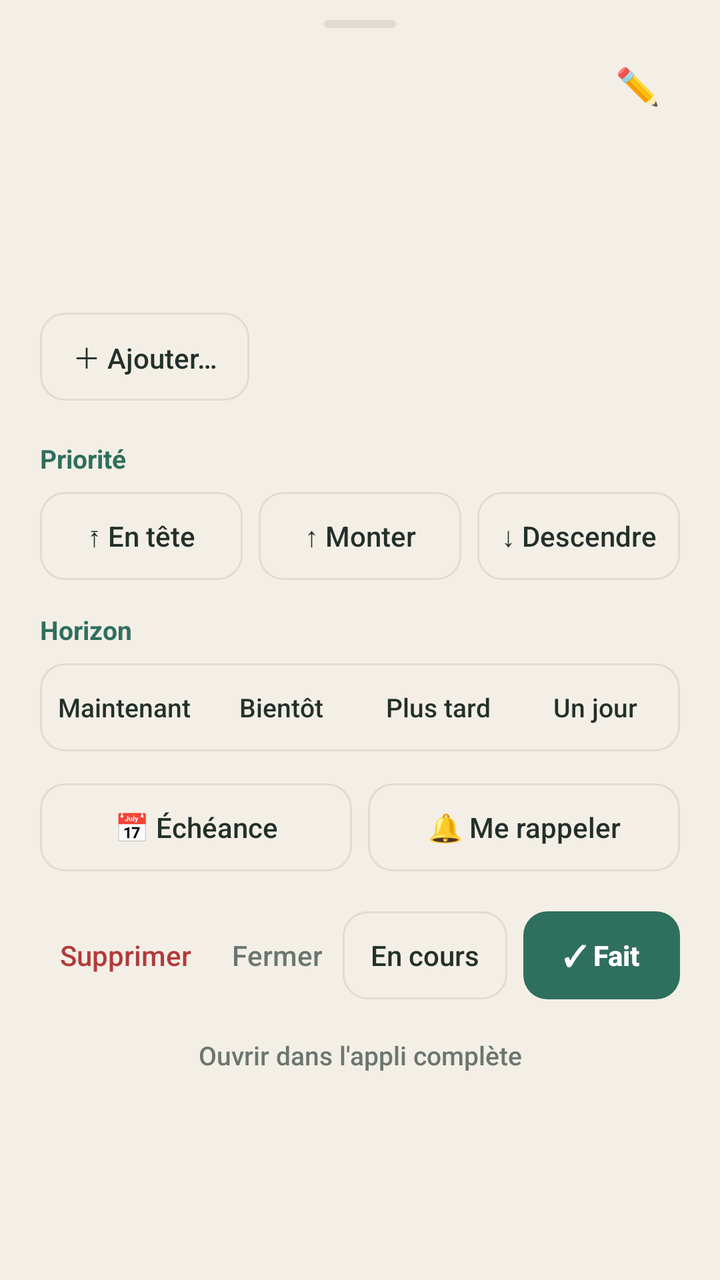
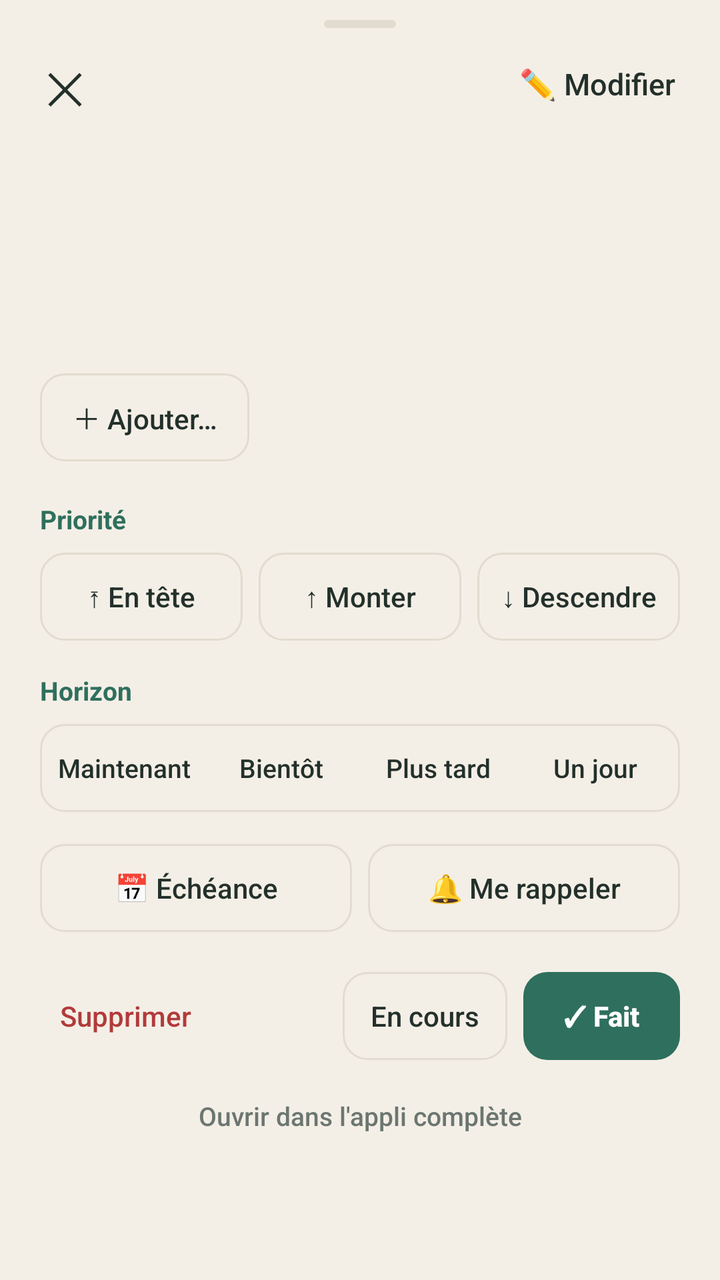

Before-and-after screenshots of an Android layout around one commit, followed by the original layout XML and the change that was made.
<!-- AndroidManifest.xml: application theme Theme.Taches -->
<!-- res/layout/ecran_detail.xml -->
<?xml version="1.0" encoding="utf-8"?>
<ScrollView xmlns:android="http://schemas.android.com/apk/res/android"
    android:layout_width="match_parent"
    android:layout_height="wrap_content">

    <LinearLayout
        android:layout_width="match_parent"
        android:layout_height="wrap_content"
        android:orientation="vertical"
        android:paddingStart="20dp"
        android:paddingTop="10dp"
        android:paddingEnd="20dp"
        android:paddingBottom="24dp">

        <View
            android:layout_width="36dp"
            android:layout_height="4dp"
            android:layout_gravity="center_horizontal"
            android:background="@drawable/fond_poignee" />

        <LinearLayout
            android:layout_width="match_parent"
            android:layout_height="wrap_content"
            android:layout_marginTop="14dp"
            android:gravity="top"
            android:orientation="horizontal">

            <TextView
                android:id="@+id/titre"
                android:layout_width="0dp"
                android:layout_height="wrap_content"
                android:layout_weight="1"
                android:textColor="@color/texte"
                android:textSize="20sp"
                android:textStyle="bold" />

            
            <Button
                android:id="@+id/btn_editer"
                style="@style/Bouton.Lien"
                android:layout_width="wrap_content"
                android:layout_height="wrap_content"
                android:layout_marginStart="4dp"
                android:layout_marginTop="-8dp"
                android:contentDescription="Modifier le titre et le texte"
                android:text="✏️"
                android:textSize="18sp" />
        </LinearLayout>

        <TextView
            android:id="@+id/meta"
            android:layout_width="match_parent"
            android:layout_height="wrap_content"
            android:layout_marginTop="4dp"
            android:textColor="@color/discret"
            android:textSize="13sp" />

        <TextView
            android:id="@+id/details"
            android:layout_width="match_parent"
            android:layout_height="wrap_content"
            android:layout_marginTop="12dp"
            android:textColor="@color/texte"
            android:textSize="15sp" />

        <TextView
            android:id="@+id/brut"
            android:layout_width="match_parent"
            android:layout_height="wrap_content"
            android:layout_marginTop="8dp"
            android:textColor="@color/discret"
            android:textSize="13sp"
            android:textStyle="italic" />

        
        <LinearLayout
            android:id="@+id/contenu"
            android:layout_width="match_parent"
            android:layout_height="wrap_content"
            android:orientation="vertical" />

        <Button
            android:id="@+id/btn_plus"
            style="@style/Bouton.Pilule"
            android:layout_width="wrap_content"
            android:layout_height="wrap_content"
            android:layout_marginTop="12dp"
            android:paddingStart="16dp"
            android:paddingEnd="16dp"
            android:text="＋ Ajouter…" />

        
        <LinearLayout
            android:id="@+id/bloc_priorite"
            android:layout_width="match_parent"
            android:layout_height="wrap_content"
            android:layout_marginTop="20dp"
            android:orientation="vertical">

            <LinearLayout
                android:layout_width="match_parent"
                android:layout_height="wrap_content"
                android:gravity="center_vertical"
                android:orientation="horizontal">

                <TextView
                    style="@style/Rubrique"
                    android:layout_width="wrap_content"
                    android:layout_height="wrap_content"
                    android:text="Priorité" />

                <TextView
                    android:id="@+id/position"
                    android:layout_width="0dp"
                    android:layout_height="wrap_content"
                    android:layout_weight="1"
                    android:gravity="end"
                    android:maxLines="1"
                    android:ellipsize="end"
                    android:textColor="@color/discret"
                    android:textSize="13sp" />
            </LinearLayout>

            <LinearLayout
                android:layout_width="match_parent"
                android:layout_height="wrap_content"
                android:layout_marginTop="8dp"
                android:orientation="horizontal">

                <Button
                    android:id="@+id/btn_tete"
                    style="@style/Bouton.Pilule"
                    android:layout_width="0dp"
                    android:layout_height="wrap_content"
                    android:layout_weight="1"
                    android:text="⤒ En tête" />

                <Button
                    android:id="@+id/btn_monter"
                    style="@style/Bouton.Pilule"
                    android:layout_width="0dp"
                    android:layout_height="wrap_content"
                    android:layout_marginStart="8dp"
                    android:layout_weight="1"
                    android:text="↑ Monter" />

                <Button
                    android:id="@+id/btn_descendre"
                    style="@style/Bouton.Pilule"
                    android:layout_width="0dp"
                    android:layout_height="wrap_content"
                    android:layout_marginStart="8dp"
                    android:layout_weight="1"
                    android:text="↓ Descendre" />
            </LinearLayout>

            <TextView
                style="@style/Rubrique"
                android:layout_width="wrap_content"
                android:layout_height="wrap_content"
                android:layout_marginTop="16dp"
                android:text="Horizon" />

            <LinearLayout
                android:layout_width="match_parent"
                android:layout_height="wrap_content"
                android:layout_marginTop="8dp"
                android:background="@drawable/fond_segments"
                android:orientation="horizontal"
                android:padding="3dp">

                <Button
                    android:id="@+id/h_maintenant"
                    style="@style/Bouton.Segment"
                    android:layout_width="0dp"
                    android:layout_height="wrap_content"
                    android:layout_weight="1"
                    android:text="Maintenant" />

                <Button
                    android:id="@+id/h_bientot"
                    style="@style/Bouton.Segment"
                    android:layout_width="0dp"
                    android:layout_height="wrap_content"
                    android:layout_weight="1"
                    android:text="Bientôt" />

                <Button
                    android:id="@+id/h_plus_tard"
                    style="@style/Bouton.Segment"
                    android:layout_width="0dp"
                    android:layout_height="wrap_content"
                    android:layout_weight="1"
                    android:text="Plus tard" />

                <Button
                    android:id="@+id/h_un_jour"
                    style="@style/Bouton.Segment"
                    android:layout_width="0dp"
                    android:layout_height="wrap_content"
                    android:layout_weight="1"
                    android:text="Un jour" />
            </LinearLayout>
        </LinearLayout>

        
        <LinearLayout
            android:layout_width="match_parent"
            android:layout_height="wrap_content"
            android:layout_marginTop="16dp"
            android:orientation="horizontal">

            <Button
                android:id="@+id/btn_planifier"
                style="@style/Bouton.Pilule"
                android:layout_width="0dp"
                android:layout_height="wrap_content"
                android:layout_weight="1"
                android:text="📅 Échéance" />

            <Button
                android:id="@+id/btn_rappel"
                style="@style/Bouton.Pilule"
                android:layout_width="0dp"
                android:layout_height="wrap_content"
                android:layout_marginStart="8dp"
                android:layout_weight="1"
                android:text="🔔 Me rappeler" />
        </LinearLayout>

        
        <LinearLayout
            android:layout_width="match_parent"
            android:layout_height="wrap_content"
            android:layout_marginTop="20dp"
            android:gravity="center_vertical"
            android:orientation="horizontal">

            <Button
                android:id="@+id/btn_supprimer"
                style="@style/Bouton.Lien"
                android:layout_width="wrap_content"
                android:layout_height="wrap_content"
                android:text="Supprimer"
                android:textColor="#B23A3A" />

            <Button
                android:id="@+id/btn_fermer"
                style="@style/Bouton.Lien"
                android:layout_width="wrap_content"
                android:layout_height="wrap_content"
                android:text="Fermer" />

            <View
                android:layout_width="0dp"
                android:layout_height="1dp"
                android:layout_weight="1" />

            <Button
                android:id="@+id/btn_en_cours"
                style="@style/Bouton.Pilule"
                android:layout_width="wrap_content"
                android:layout_height="wrap_content"
                android:paddingStart="14dp"
                android:paddingEnd="14dp"
                android:text="En cours" />

            <Button
                android:id="@+id/btn_fait"
                style="@style/Bouton.Principal"
                android:layout_width="wrap_content"
                android:layout_height="wrap_content"
                android:layout_marginStart="8dp"
                android:text="✓ Fait" />
        </LinearLayout>

        <Button
            android:id="@+id/btn_appli"
            style="@style/Bouton.Lien"
            android:layout_width="wrap_content"
            android:layout_height="wrap_content"
            android:layout_gravity="center_horizontal"
            android:layout_marginTop="6dp"
            android:text="Ouvrir dans l'appli complète"
            android:textSize="13sp" />
    </LinearLayout>
</ScrollView>
<!-- resources referenced by this layout -->
<resources>
  <color name="discret">#6B7671</color>
  <color name="texte">#23302B</color>
  <!-- drawable fond_poignee (drawable) -->
  <?xml version="1.0" encoding="utf-8"?>
  <shape xmlns:android="http://schemas.android.com/apk/res/android" android:shape="rectangle">
      <solid android:color="@color/ligne" />
      <corners android:radius="2dp" />
  </shape>
  <!-- drawable fond_segments (drawable) -->
  <?xml version="1.0" encoding="utf-8"?>
  <shape xmlns:android="http://schemas.android.com/apk/res/android" android:shape="rectangle">
      <solid android:color="@color/fond" />
      <stroke android:width="1dp" android:color="@color/ligne" />
      <corners android:radius="12dp" />
  </shape>
  <style name="Bouton.Lien">
          <item name="android:textColor">@color/discret</item>
      </style>
  <style name="Bouton.Pilule">
          <item name="android:background">@drawable/fond_pilule</item>
          <item name="android:textColor">@color/texte</item>
          <item name="android:autoSizeTextType">uniform</item>
          <item name="android:autoSizeMinTextSize">10sp</item>
          <item name="android:autoSizeMaxTextSize">14sp</item>
      </style>
  <style name="Bouton.Principal">
          <item name="android:background">@drawable/fond_principal</item>
          <item name="android:textColor">@color/accent_texte</item>
          <item name="android:textStyle">bold</item>
          <item name="android:paddingStart">20dp</item>
          <item name="android:paddingEnd">20dp</item>
      </style>
  <style name="Bouton.Segment">
          <item name="android:background">@android:color/transparent</item>
          <item name="android:textColor">@color/texte</item>
          <item name="android:minHeight">38dp</item>
          <item name="android:paddingStart">2dp</item>
          <item name="android:paddingEnd">2dp</item>
          <item name="android:autoSizeTextType">uniform</item>
          <item name="android:autoSizeMinTextSize">9sp</item>
          <item name="android:autoSizeMaxTextSize">13sp</item>
      </style>
  <style name="Rubrique">
          <item name="android:textColor">@color/accent</item>
          <item name="android:textSize">13sp</item>
          <item name="android:textStyle">bold</item>
      </style>
  <style name="Theme.Taches" parent="@android:style/Theme.Material.Light.NoActionBar">
          <item name="android:colorPrimary">@color/accent</item>
          <item name="android:colorAccent">@color/accent</item>
          <item name="android:statusBarColor">@color/fond</item>
          <item name="android:windowLightStatusBar">true</item>
          <item name="android:windowBackground">@color/fond</item>
          <item name="android:textColorPrimary">@color/texte</item>
      </style>
  <color name="ligne">#E2DBCF</color>
  <color name="fond">#F4EFE6</color>
  <!-- drawable fond_pilule (drawable) -->
  <?xml version="1.0" encoding="utf-8"?>
  <ripple xmlns:android="http://schemas.android.com/apk/res/android" android:color="@color/ligne">
      <item>
          <shape android:shape="rectangle">
              <solid android:color="@color/fond" />
              <stroke android:width="1dp" android:color="@color/ligne" />
              <corners android:radius="12dp" />
          </shape>
      </item>
  </ripple>
  <!-- drawable fond_principal (drawable) -->
  <?xml version="1.0" encoding="utf-8"?>
  <ripple xmlns:android="http://schemas.android.com/apk/res/android" android:color="#33FFFFFF">
      <item>
          <shape android:shape="rectangle">
              <solid android:color="@color/accent" />
              <corners android:radius="12dp" />
          </shape>
      </item>
  </ripple>
  <color name="accent_texte">#FFFFFF</color>
  <color name="accent">#2F6F5E</color>
</resources>

<!-- the commit's change to res/layout/ecran_detail.xml (unified diff, before → after) -->
@@ -18,10 +18,46 @@
             android:layout_gravity="center_horizontal"
             android:background="@drawable/fond_poignee" />
 
-        <LinearLayout
-            android:layout_width="match_parent"
-            android:layout_height="wrap_content"
-            android:layout_marginTop="14dp"
+        
+        <LinearLayout
+            android:layout_width="match_parent"
+            android:layout_height="wrap_content"
+            android:layout_marginStart="-12dp"
+            android:layout_marginTop="4dp"
+            android:layout_marginEnd="-8dp"
+            android:gravity="center_vertical"
+            android:orientation="horizontal">
+
+            <Button
+                android:id="@+id/btn_fermer"
+                style="@style/Bouton.Lien"
+                android:layout_width="48dp"
+                android:layout_height="48dp"
+                android:contentDescription="Fermer"
+                android:text="✕"
+                android:textColor="@color/texte"
+                android:textSize="22sp" />
+
+            <View
+                android:layout_width="0dp"
+                android:layout_height="1dp"
+                android:layout_weight="1" />
+
+            <Button
+                android:id="@+id/btn_editer"
+                style="@style/Bouton.Lien"
+                android:layout_width="wrap_content"
+                android:layout_height="48dp"
+                android:contentDescription="Modifier le titre et le texte"
+                android:text="✏️ Modifier"
+                android:textColor="@color/texte"
+                android:textSize="15sp" />
+        </LinearLayout>
+
+        <LinearLayout
+            android:layout_width="match_parent"
+            android:layout_height="wrap_content"
+            android:layout_marginTop="2dp"
             android:gravity="top"
             android:orientation="horizontal">
 
@@ -34,17 +70,6 @@
                 android:textSize="20sp"
                 android:textStyle="bold" />
 
-            
-            <Button
-                android:id="@+id/btn_editer"
-                style="@style/Bouton.Lien"
-                android:layout_width="wrap_content"
-                android:layout_height="wrap_content"
-                android:layout_marginStart="4dp"
-                android:layout_marginTop="-8dp"
-                android:contentDescription="Modifier le titre et le texte"
-                android:text="✏️"
-                android:textSize="18sp" />
         </LinearLayout>
 
         <TextView
@@ -244,13 +269,6 @@
                 android:text="Supprimer"
                 android:textColor="#B23A3A" />
 
-            <Button
-                android:id="@+id/btn_fermer"
-                style="@style/Bouton.Lien"
-                android:layout_width="wrap_content"
-                android:layout_height="wrap_content"
-                android:text="Fermer" />
-
             <View
                 android:layout_width="0dp"
                 android:layout_height="1dp"
